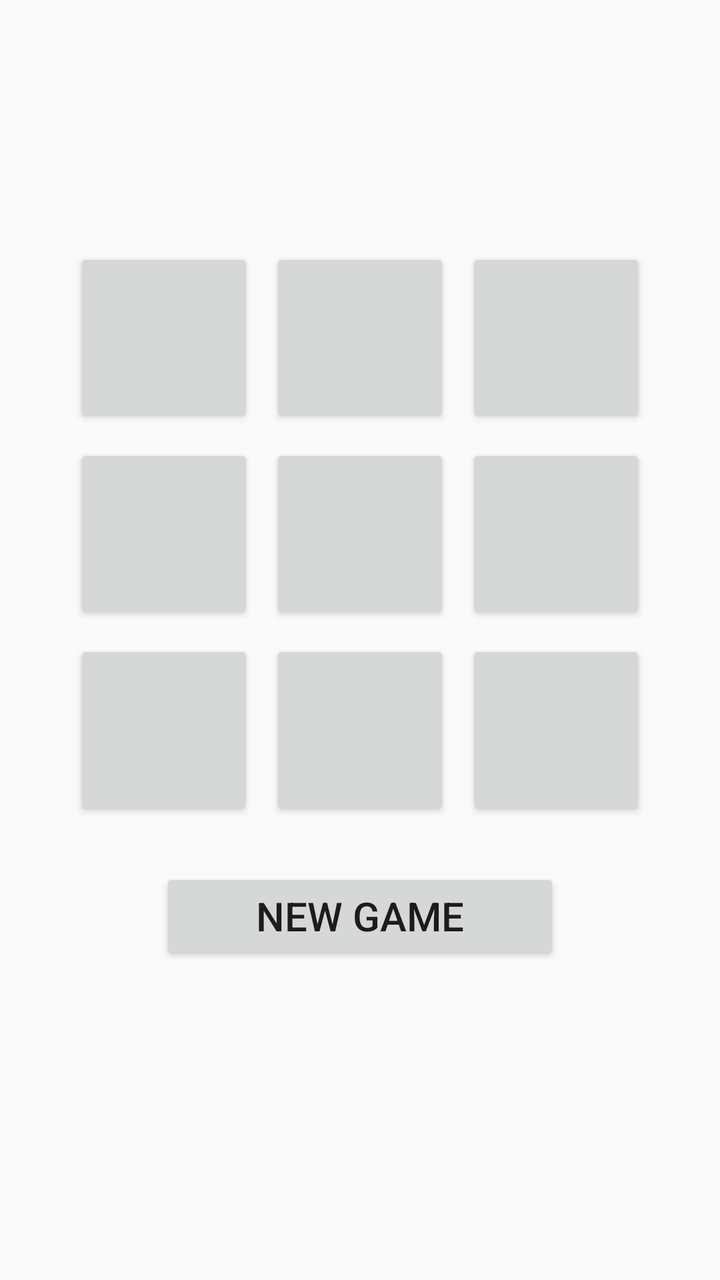
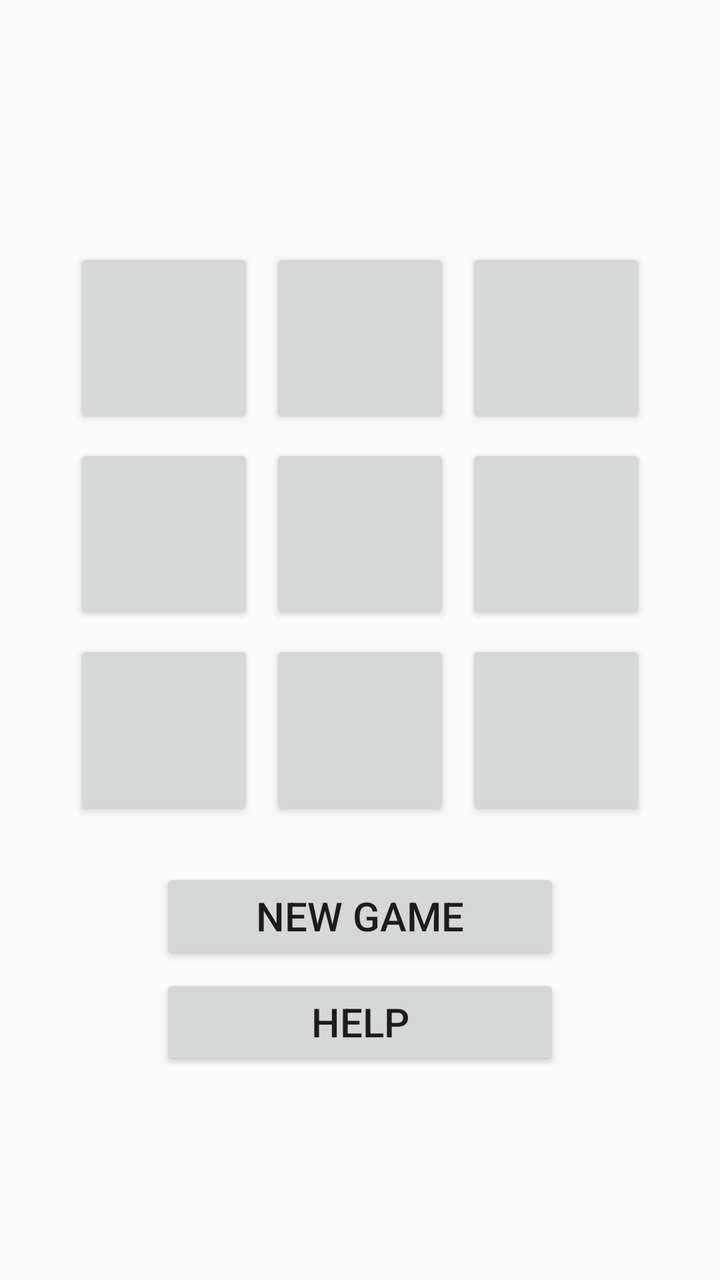

Before-and-after screenshots of an Android layout around one commit, followed by the original layout XML and the change that was made.
<!-- AndroidManifest.xml: application theme Theme.LightsOut -->
<!-- res/layout/activity_main.xml -->
<?xml version="1.0" encoding="utf-8"?>
<androidx.constraintlayout.widget.ConstraintLayout
    xmlns:android="http://schemas.android.com/apk/res/android"
    xmlns:app="http://schemas.android.com/apk/res-auto"
    xmlns:tools="http://schemas.android.com/tools"
    android:layout_width="match_parent"
    android:layout_height="match_parent"
    tools:context="com.zybooks.lightsout.MainActivity">

    <GridLayout
        android:id="@+id/light_grid"
        android:layout_width="wrap_content"
        android:layout_height="wrap_content"
        android:useDefaultMargins="true"
        android:columnCount="3"
        android:rowCount="3"
        android:layout_marginTop="120dp"
        app:layout_constraintLeft_toLeftOf="parent"
        app:layout_constraintRight_toRightOf="parent"
        app:layout_constraintTop_toTopOf="parent" >

        <Button style="@style/LightButton" />
        <Button style="@style/LightButton" />
        <Button style="@style/LightButton" />
        <Button style="@style/LightButton" />
        <Button style="@style/LightButton" />
        <Button style="@style/LightButton" />
        <Button style="@style/LightButton" />
        <Button style="@style/LightButton" />
        <Button style="@style/LightButton" />
    </GridLayout>

    <Button
        android:id="@+id/new_game_button"
        style="@style/GameOptionButton"
        android:layout_marginTop="20dp"
        android:text="@string/new_game"
        android:onClick="onNewGameClick"
        app:layout_constraintLeft_toLeftOf="parent"
        app:layout_constraintRight_toRightOf="parent"
        app:layout_constraintTop_toBottomOf="@id/light_grid" />

</androidx.constraintlayout.widget.ConstraintLayout>
<!-- resources referenced by this layout -->
<resources>
  <string name="new_game">New Game</string>
  <style name="GameOptionButton">
          <item name="android:layout_height">wrap_content</item>
          <item name="android:layout_width">200dp</item>
          <item name="android:layout_marginTop">5dp</item>
          <item name="android:layout_marginLeft">20dp</item>
          <item name="android:layout_marginRight">20dp</item>
          <item name="android:textSize">20sp</item>
      </style>
  <style name="LightButton">
          <item name="android:layout_height">90dp</item>
          <item name="android:layout_width">90dp</item>
      </style>
  <style name="Theme.LightsOut" parent="Theme.AppCompat.Light.DarkActionBar">
          <item name="colorPrimary">@color/blue_500</item>
          <item name="colorPrimaryDark">@color/blue_700</item>
      </style>
  <color name="blue_500">#3F51B5</color>
  <color name="blue_700">#303F9F</color>
</resources>

<!-- the commit's change to res/layout/activity_main.xml (unified diff, before → after) -->
@@ -40,4 +40,13 @@
         app:layout_constraintRight_toRightOf="parent"
         app:layout_constraintTop_toBottomOf="@id/light_grid" />
 
+    <Button
+        android:id="@+id/help_button"
+        style="@style/GameOptionButton"
+        android:text="@string/help_button"
+        android:onClick="onHelpClick"
+        app:layout_constraintLeft_toLeftOf="@id/new_game_button"
+        app:layout_constraintRight_toRightOf="@id/new_game_button"
+        app:layout_constraintTop_toBottomOf="@id/new_game_button" />
+
 </androidx.constraintlayout.widget.ConstraintLayout>
<!-- resource entries referenced after the edit -->
@@ -1,5 +1,6 @@
 <!-- resources referenced by this layout -->
 <resources>
+  <string name="help_button">Help</string>
   <string name="new_game">New Game</string>
   <style name="GameOptionButton">
           <item name="android:layout_height">wrap_content</item>
